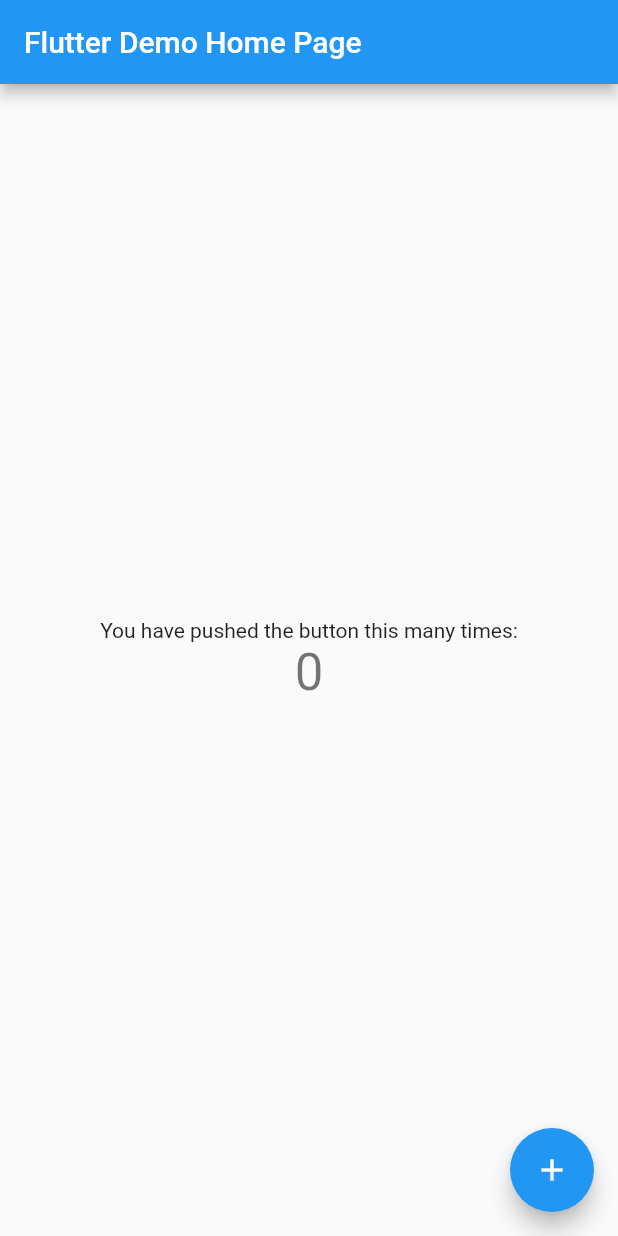
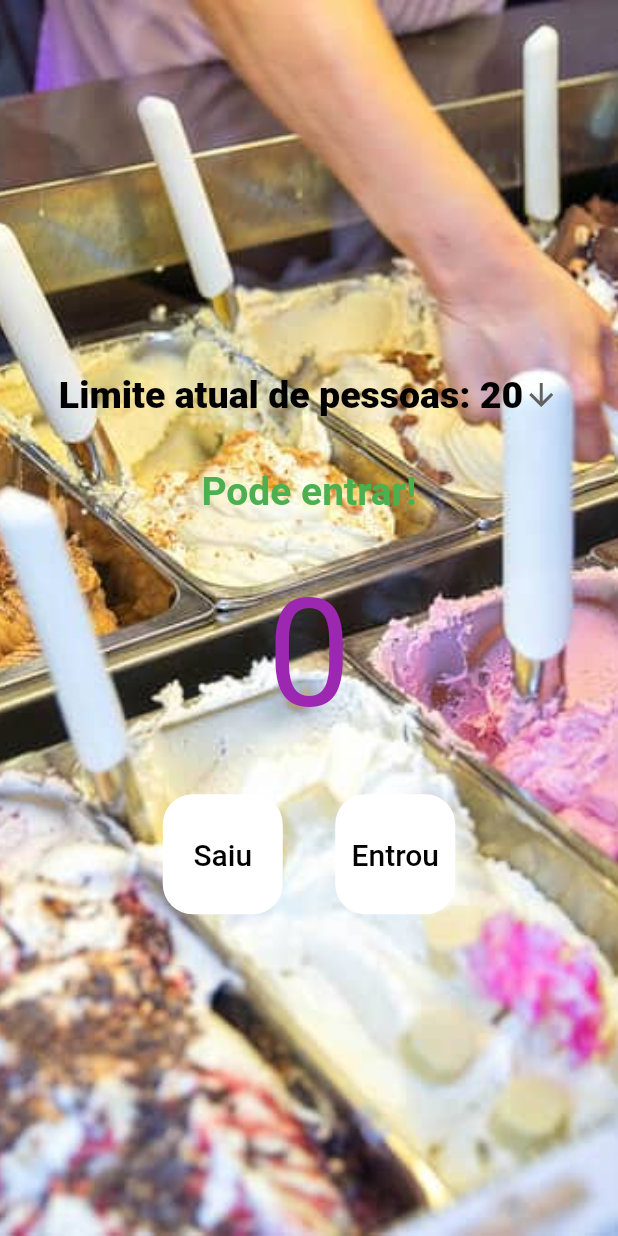
Before and after one commit to IgorPereira1997/PeopleCounterFlutter, a Flutter app: the screen it shows after launch, on a phone screen of 412 x 824 dp. Run offline on Flutter 3.47's test engine with Material 2 defaults, Android fonts, the phone set to English and light mode, and no system bars.

Commit message:
Implemented full app with changing limits

```diff
--- a/lib/main.dart
+++ b/lib/main.dart
@@ -7,109 +7,171 @@ void main() {
 class MyApp extends StatelessWidget {
   const MyApp({Key? key}) : super(key: key);
 
-  // This widget is the root of your application.
   @override
   Widget build(BuildContext context) {
-    return MaterialApp(
-      title: 'Flutter Demo',
-      theme: ThemeData(
-        // This is the theme of your application.
-        //
-        // Try running your application with "flutter run". You'll see the
-        // application has a blue toolbar. Then, without quitting the app, try
-        // changing the primarySwatch below to Colors.green and then invoke
-        // "hot reload" (press "r" in the console where you ran "flutter run",
-        // or simply save your changes to "hot reload" in a Flutter IDE).
-        // Notice that the counter didn't reset back to zero; the application
-        // is not restarted.
-        primarySwatch: Colors.blue,
-      ),
-      home: const MyHomePage(title: 'Flutter Demo Home Page'),
+    return const MaterialApp(
+      debugShowCheckedModeBanner: false,
+      home: HomePage(),
     );
   }
 }
 
-class MyHomePage extends StatefulWidget {
-  const MyHomePage({Key? key, required this.title}) : super(key: key);
-
-  // This widget is the home page of your application. It is stateful, meaning
-  // that it has a State object (defined below) that contains fields that affect
-  // how it looks.
-
-  // This class is the configuration for the state. It holds the values (in this
-  // case the title) provided by the parent (in this case the App widget) and
-  // used by the build method of the State. Fields in a Widget subclass are
-  // always marked "final".
-
-  final String title;
+class HomePage extends StatefulWidget {
+  const HomePage({Key? key}) : super(key: key);
 
   @override
-  State<MyHomePage> createState() => _MyHomePageState();
+  State<HomePage> createState() => _HomePageState();
 }
 
-class _MyHomePageState extends State<MyHomePage> {
-  int _counter = 0;
+class _HomePageState extends State<HomePage> {
+  int count = 0;
+  static int limitUp = 20;
+  static int limitDown = 0;
 
-  void _incrementCounter() {
-    setState(() {
-      // This call to setState tells the Flutter framework that something has
-      // changed in this State, which causes it to rerun the build method below
-      // so that the display can reflect the updated values. If we changed
-      // _counter without calling setState(), then the build method would not be
-      // called again, and so nothing would appear to happen.
-      _counter++;
-    });
+  void decrement() {
+    if (count > limitDown) {
+      setState(() {
+        count--;
+      });
+    }
+  }
+
+  void increment() {
+    if (count < limitUp) {
+      setState(() {
+        count++;
+      });
+    }
   }
 
   @override
   Widget build(BuildContext context) {
-    // This method is rerun every time setState is called, for instance as done
-    // by the _incrementCounter method above.
-    //
-    // The Flutter framework has been optimized to make rerunning build methods
-    // fast, so that you can just rebuild anything that needs updating rather
-    // than having to individually change instances of widgets.
     return Scaffold(
-      appBar: AppBar(
-        // Here we take the value from the MyHomePage object that was created by
-        // the App.build method, and use it to set our appbar title.
-        title: Text(widget.title),
-      ),
-      body: Center(
-        // Center is a layout widget. It takes a single child and positions it
-        // in the middle of the parent.
+      body: Container(
+        decoration: const BoxDecoration(
+          image: DecorationImage(
+            image: AssetImage('assets/img/imagem.jpg'),
+            fit: BoxFit.cover,
+          ),
+        ),
         child: Column(
-          // Column is also a layout widget. It takes a list of children and
-          // arranges them vertically. By default, it sizes itself to fit its
-          // children horizontally, and tries to be as tall as its parent.
-          //
-          // Invoke "debug painting" (press "p" in the console, choose the
-          // "Toggle Debug Paint" action from the Flutter Inspector in Android
-          // Studio, or the "Toggle Debug Paint" command in Visual Studio Code)
-          // to see the wireframe for each widget.
-          //
-          // Column has various properties to control how it sizes itself and
-          // how it positions its children. Here we use mainAxisAlignment to
-          // center the children vertically; the main axis here is the vertical
-          // axis because Columns are vertical (the cross axis would be
-          // horizontal).
           mainAxisAlignment: MainAxisAlignment.center,
-          children: <Widget>[
-            const Text(
-              'You have pushed the button this many times:',
+          children: [
+            Padding(
+              padding: const EdgeInsets.all(25),
+              child: Row(
+                mainAxisAlignment: MainAxisAlignment.center,
+                children: [
+                  const Text(
+                    'Limite atual de pessoas: ',
+                    style: TextStyle(
+                      fontSize: 25,
+                      color: Colors.black,
+                      fontWeight: FontWeight.w800,
+                    ),
+                  ),
+                  DropdownButton<int>(
+                    value: limitUp,
+                    icon: const Icon(Icons.arrow_downward),
+                    elevation: 25,
+                    style: const TextStyle(color: Colors.deepPurple),
+                    underline: Container(
+                      height: 0,
+                    ),
+                    onChanged: (int? newValue) {
+                      setState(() {
+                        limitUp = newValue!;
+                      });
+                    },
+                    items: <int>[5, 10, 15, 20, 25, 30, 35, 40, 45, 50]
+                        .map<DropdownMenuItem<int>>((int value) {
+                      return DropdownMenuItem<int>(
+                        value: value,
+                        child: Text(
+                          value.toString(),
+                          style: const TextStyle(
+                            fontSize: 25,
+                            color: Colors.black,
+                            fontWeight: FontWeight.w800,
+                          ),
+                        ),
+                      );
+                    }).toList(),
+                  ),
+                ],
+              ),
             ),
             Text(
-              '$_counter',
-              style: Theme.of(context).textTheme.headline4,
+              count >= limitUp
+                  ? (count > limitUp
+                      ? 'Local lotado! Remova ' +
+                          (count - limitUp).toString() +
+                          ' pessoas!'
+                      : 'Local Lotado!')
+                  : 'Pode entrar!',
+              style: TextStyle(
+                fontSize: 26,
+                color: count >= limitUp ? Colors.red : Colors.green,
+                fontWeight: FontWeight.w700,
+              ),
+            ),
+            Padding(
+              padding: const EdgeInsets.all(35),
+              child: Text(
+                count.toString(),
+                style: const TextStyle(
+                  fontSize: 100,
+                  color: Colors.purple,
+                ),
+              ),
+            ),
+            Row(
+              mainAxisAlignment: MainAxisAlignment.center,
+              children: [
+                TextButton(
+                  onPressed: decrement,
+                  style: TextButton.styleFrom(
+                    backgroundColor: Colors.white,
+                    fixedSize: const Size(80, 80),
+                    primary: Colors.black,
+                    shape: RoundedRectangleBorder(
+                      borderRadius: BorderRadius.circular(20),
+                    ),
+                  ),
+                  child: const Text(
+                    'Saiu',
+                    style: TextStyle(
+                      color: Colors.black,
+                      fontSize: 20,
+                    ),
+                  ),
+                ),
+                const SizedBox(
+                  width: 35,
+                ),
+                TextButton(
+                  onPressed: increment,
+                  style: TextButton.styleFrom(
+                    backgroundColor: Colors.white,
+                    fixedSize: const Size(80, 80),
+                    primary: Colors.black,
+                    shape: RoundedRectangleBorder(
+                      borderRadius: BorderRadius.circular(20),
+                    ),
+                  ),
+                  child: const Text(
+                    'Entrou',
+                    style: TextStyle(
+                      color: Colors.black,
+                      fontSize: 20,
+                    ),
+                  ),
+                ),
+              ],
             ),
           ],
         ),
       ),
-      floatingActionButton: FloatingActionButton(
-        onPressed: _incrementCounter,
-        tooltip: 'Increment',
-        child: const Icon(Icons.add),
-      ), // This trailing comma makes auto-formatting nicer for build methods.
     );
   }
 }
--- a/pubspec.yaml
+++ b/pubspec.yaml
@@ -34,6 +34,7 @@ dependencies:
   # The following adds the Cupertino Icons font to your application.
   # Use with the CupertinoIcons class for iOS style icons.
   cupertino_icons: ^1.0.2
+  numberpicker: ^2.1.1
 
 dev_dependencies:
   flutter_test:
@@ -62,6 +63,9 @@ flutter:
   #   - images/a_dot_burr.jpeg
   #   - images/a_dot_ham.jpeg
 
+  assets:
+    - assets/img/
+
   # An image asset can refer to one or more resolution-specific "variants", see
   # https://flutter.dev/assets-and-images/#resolution-aware.
 
```
Also changed, not shown: assets/img/imagem.jpg (added), pubspec.lock.
